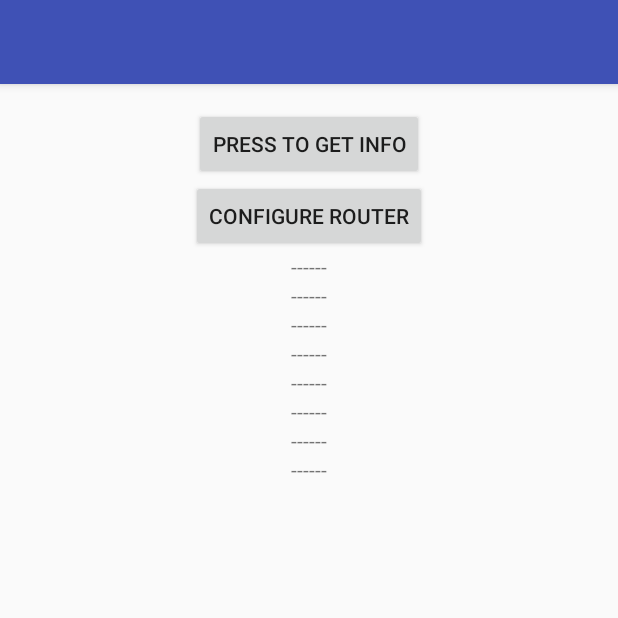
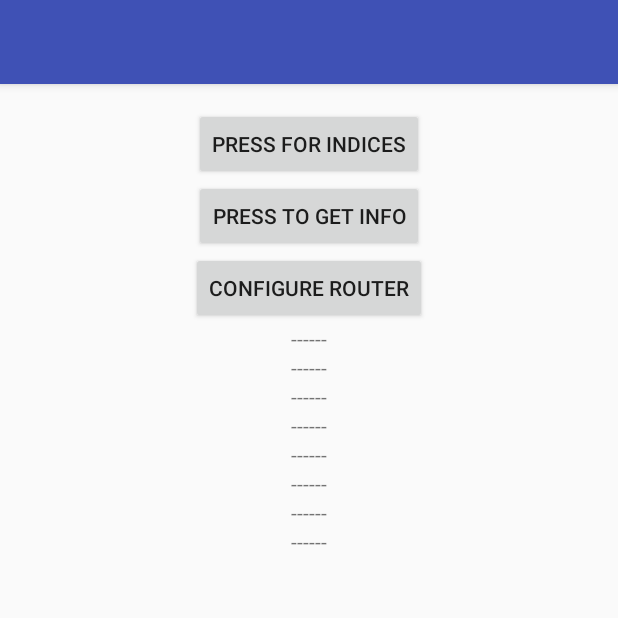
Before and after one commit to liorsap1/SW-Final-project-JCE-, an Android app: the screen it shows after launch (MainActivity), on a phone screen of 412 x 824 dp, the top half of it. Run offline under Robolectric (Android 15) with nearby library versions, the phone set to English and light mode, and no system bars.

Commit message:
config the buttons to switch screens

```diff
--- a/Code/WifiApp2/app/src/main/java/com/example/and/wifiapp/MainActivity.java
+++ b/Code/WifiApp2/app/src/main/java/com/example/and/wifiapp/MainActivity.java
@@ -29,6 +29,7 @@ public class MainActivity extends AppCompatActivity {
     private final String TAG = getClass().getSimpleName();
     Button infoButton;
     Button configButton;
+    Button indicesButton;
 
     TextView Frequency;
     TextView LinkSpeed;
@@ -54,6 +55,7 @@ public class MainActivity extends AppCompatActivity {
 
         infoButton = (Button) findViewById(R.id.info_button);
         configButton = (Button)findViewById(R.id.config_route);
+        indicesButton = (Button)findViewById(R.id.indices_button);
 
         Frequency = (TextView) findViewById(R.id.textView);
         LinkSpeed = (TextView) findViewById(R.id.textView2);
@@ -101,6 +103,12 @@ public class MainActivity extends AppCompatActivity {
         configButton.setOnClickListener(new View.OnClickListener() {
             public void onClick(View v) {
                 Intent intent = new Intent(context, Router.class);
+                startActivity(intent);
+            }
+        });
+        indicesButton.setOnClickListener(new View.OnClickListener() {
+            public void onClick(View v) {
+                Intent intent = new Intent(context, Indices.class);
                 startActivity(intent);
             }
         });
--- a/Code/WifiApp2/app/src/main/java/com/example/and/wifiapp/Router.java
+++ b/Code/WifiApp2/app/src/main/java/com/example/and/wifiapp/Router.java
@@ -33,6 +33,7 @@ public class Router extends AppCompatActivity {
 
 
     Button backMenu;
+    final Context context = this;
 
 
     @Override
@@ -40,8 +41,6 @@ public class Router extends AppCompatActivity {
         super.onCreate(savedInstanceState);
         setContentView(R.layout.config_page);
         backMenu = (Button)findViewById(R.id.back_menu);
-
-        final Context context = this;
 
         backMenu.setOnClickListener(new View.OnClickListener() {
             public void onClick(View v) {
--- a/Code/WifiApp2/app/src/main/res/layout/activity_main.xml
+++ b/Code/WifiApp2/app/src/main/res/layout/activity_main.xml
@@ -34,6 +34,14 @@
             android:layout_height="wrap_content"
             android:layout_weight="1"
             android:id="@+id/layout2">
+        <Button
+                android:text="press for Indices"
+                android:layout_width="wrap_content"
+                android:layout_height="wrap_content"
+                android:layout_weight="1"
+                android:layout_gravity="center"
+                android:id="@+id/indices_button"
+        />
         <Button
                 android:text="Press To Get Info"
                 android:layout_width="wrap_content"
--- a/Code/WifiApp2/app/src/main/res/layout/config_page.xml
+++ b/Code/WifiApp2/app/src/main/res/layout/config_page.xml
@@ -7,5 +7,7 @@
     <Button
             android:text="Back to menu"
             android:layout_width="match_parent"
-            android:layout_height="wrap_content" android:id="@+id/back_menu"/>
+            android:layout_height="wrap_content"
+            android:layout_gravity="center"
+            android:id="@+id/back_menu"/>
 </LinearLayout>
```
